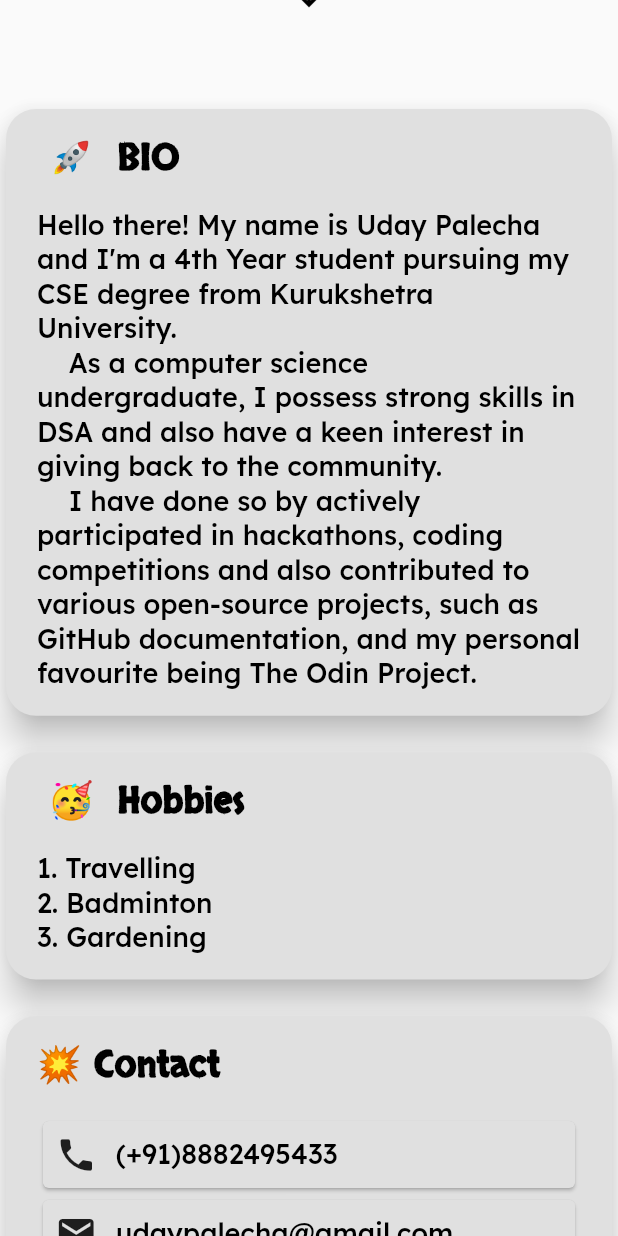
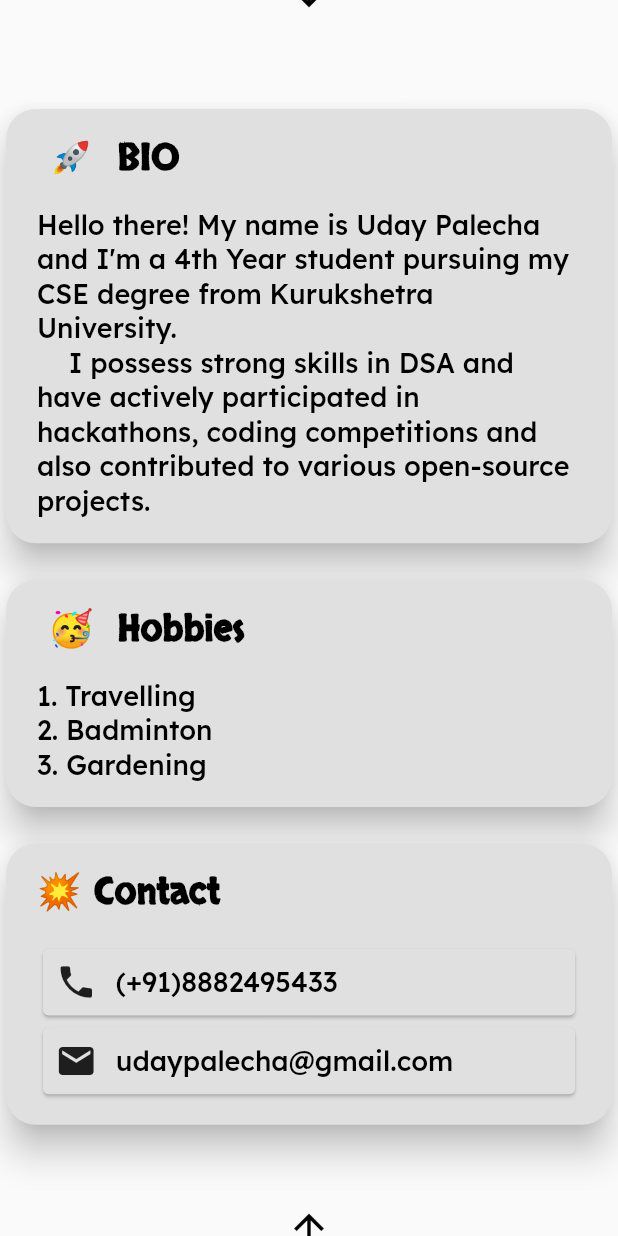
Before and after one commit to udaypalecha/Uday-Portfolio-App, a Flutter app: the screen it shows after launch, scrolled down 576 dp, on a phone screen of 412 x 824 dp. Run offline on Flutter 3.47's test engine with Material 2 defaults, Android fonts, the phone set to English and light mode, and no system bars; our stand-ins replace percent_indicator.

Commit message:
Update devBio

```diff
--- a/lib/data/app_data.dart
+++ b/lib/data/app_data.dart
@@ -16,10 +16,10 @@ class AppData{
       bio: devBio,
       skillAndProgress: <SkillAndProgress> [
         SkillAndProgress(
-            name:"Inventory Management WebApp" ,
+            name:"Inventory Management" ,
             progress:0.9),
         SkillAndProgress(
-            name:"Project Management WebApp" ,
+            name:"Project Management" ,
             progress: 0.8),
         SkillAndProgress(
             name: "PowerTrack" ,
@@ -28,6 +28,5 @@ class AppData{
   );
 
     static const String devBio = """Hello there! My name is Uday Palecha and I'm a 4th Year student pursuing my CSE degree from Kurukshetra University.
-    As a computer science undergraduate, I possess strong skills in DSA and also have a keen interest in giving back to the community.
-    I have done so by actively participated in hackathons, coding competitions and also contributed to various open-source projects, such as GitHub documentation, and my personal favourite being The Odin Project.""";
+    I possess strong skills in DSA and have actively participated in hackathons, coding competitions and also contributed to various open-source projects.""";
 }
```
